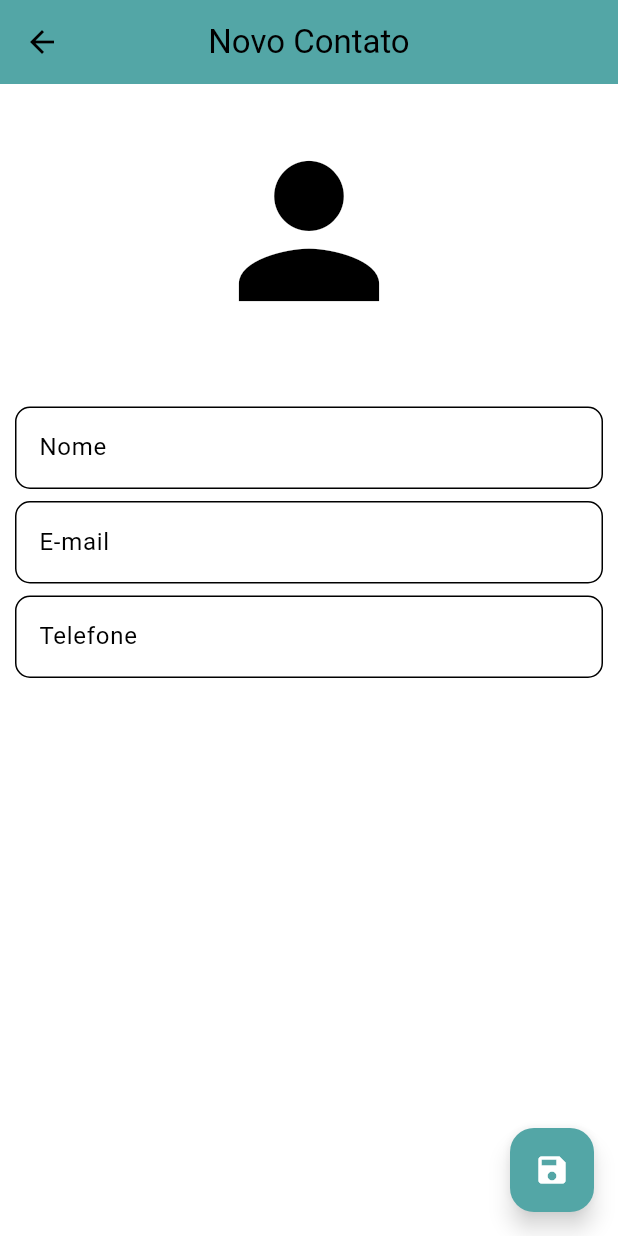
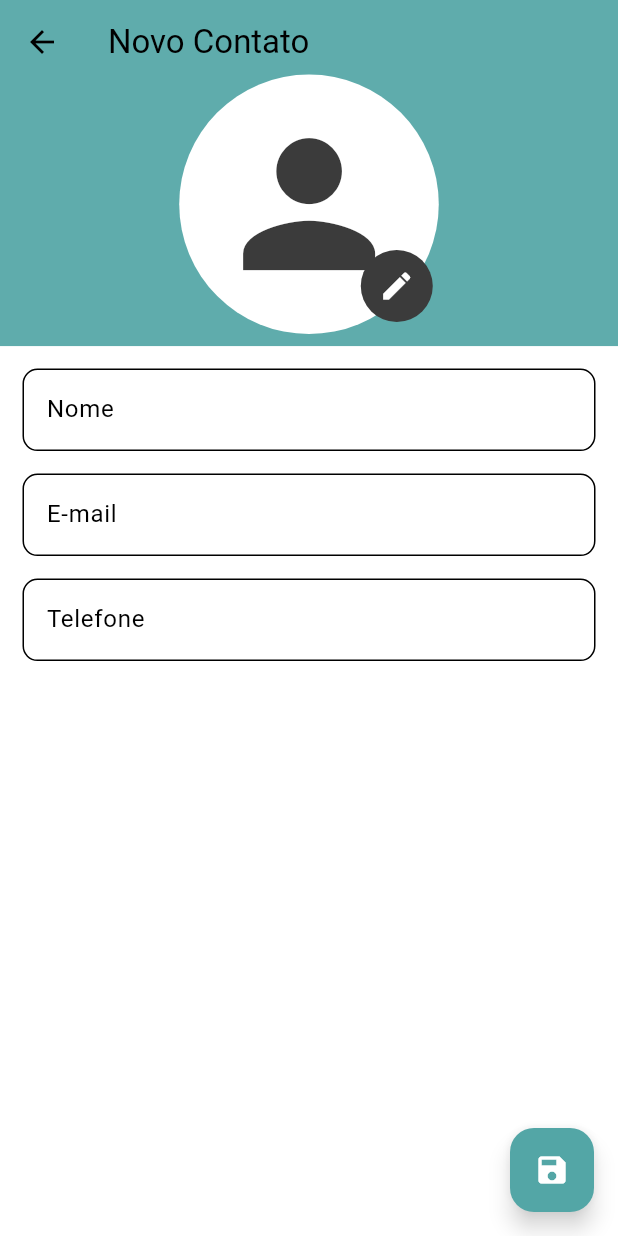
Before and after one commit to LuanF3lip3/lista_de_contatos, a Flutter app: the screen it shows after launch, after a tap on the "add" icon, on a phone screen of 412 x 824 dp. Run offline on Flutter 3.47's test engine with Material 3 defaults, Android fonts, the phone set to English and light mode, and no system bars; our stand-ins replace flutter_contacts, flutter_mobx, flutter_modular, image_picker, mobx, permission_handler and 1 more; accounts and stored records are empty; generated files the repository leaves out were written again.

```diff
--- a/lib/app/app_widget.dart
+++ b/lib/app/app_widget.dart
@@ -20,6 +20,7 @@ class AppWidget extends StatelessWidget {
         shadowColor: const Color(0xFFEEEEEE),
         primaryColor: const Color(0xFF53A6A6),
         hintColor: const Color(0xFF000000),
+        hoverColor: const Color(0xFF3B3B3B),
         scaffoldBackgroundColor: Colors.white,
         appBarTheme: const AppBarTheme(
           backgroundColor: Color(0xFF53A6A6),
@@ -29,6 +30,9 @@ class AppWidget extends StatelessWidget {
           foregroundColor: Colors.white,
         ),
         inputDecorationTheme: InputDecorationTheme(
+          hoverColor: const Color(0xFF000000),
+          focusColor: const Color(0xFF000000),
+          labelStyle: const TextStyle(color: Color(0xFF000000)),
           fillColor: Colors.black,
           focusedBorder: OutlineInputBorder(
             borderRadius: BorderRadius.circular(10.0),
@@ -51,10 +55,24 @@ class AppWidget extends StatelessWidget {
           highlightColor: Color(0xffffffff),
           buttonColor: Color(0xff53a6a6),
         ),
+        textButtonTheme: TextButtonThemeData(
+          style: ButtonStyle(
+            foregroundColor: MaterialStateProperty.all(
+              const Color(0xFF000000),
+            ),
+            textStyle: MaterialStateProperty.all(
+              const TextStyle(
+                fontSize: 16,
+              ),
+            ),
+          ),
+        ),
         filledButtonTheme: FilledButtonThemeData(
           style: ButtonStyle(
-            backgroundColor: MaterialStateProperty.all(const Color(0xFF53A6A6))
-          )
+            backgroundColor: MaterialStateProperty.all(
+              const Color(0xFF53A6A6),
+            ),
+          ),
         ),
         fontFamily: 'Roboto',
         textTheme: const TextTheme(
--- a/lib/core/models/contact_model.dart
+++ b/lib/core/models/contact_model.dart
@@ -1,3 +1,5 @@
+import 'dart:typed_data';
+
 class ContactModel {
   static const String idColumn = "id";
   static const String nameColumn = "name";
@@ -9,7 +11,7 @@ class ContactModel {
   String? name;
   String? email;
   String? phone;
-  String? img;
+  Uint8List? img;
 
   ContactModel({
     this.id,
--- a/lib/modulos/contact/contact_page.dart
+++ b/lib/modulos/contact/contact_page.dart
@@ -1,7 +1,6 @@
-import 'dart:io';
-
 import 'package:flutter/material.dart';
 import 'package:flutter_mobx/flutter_mobx.dart';
+import 'package:flutter_modular/flutter_modular.dart';
 import 'package:image_picker/image_picker.dart';
 import 'package:udemy_lista_de_contatos/modulos/contact/contact_controller.dart';
 import 'package:udemy_lista_de_contatos/core/models/contact_model.dart';
@@ -16,6 +15,8 @@ class ContactPage extends StatefulWidget {
 }
 
 class _ContactPageState extends State<ContactPage> {
+  EdgeInsets inputPadding = const EdgeInsets.only(top: 15, left: 15, right: 15);
+
   @override
   void initState() {
     super.initState();
@@ -31,6 +32,142 @@ class _ContactPageState extends State<ContactPage> {
   }
 
   final controller = ContactController();
+
+  @override
+  Widget build(BuildContext context) {
+    return Scaffold(
+      body: Observer(builder: (_) {
+        return CustomScrollView(
+          physics: const ScrollPhysics(),
+          slivers: [
+            SliverAppBar(
+              title: const Text("Novo Contato"),
+              stretch: true,
+              forceElevated: true,
+              expandedHeight: MediaQuery.of(context).size.height * 0.28,
+              flexibleSpace: FlexibleSpaceBar(
+                background: Padding(
+                  padding: const EdgeInsets.all(8.0),
+                  child: Align(
+                    alignment: Alignment.bottomCenter,
+                    child: Stack(
+                      children: [
+                        Container(
+                          height: MediaQuery.of(context).size.height * 0.21,
+                          width: MediaQuery.of(context).size.height * 0.21,
+                          clipBehavior: Clip.antiAlias,
+                          decoration: BoxDecoration(
+                            color: Theme.of(context).scaffoldBackgroundColor,
+                            shape: BoxShape.circle,
+                          ),
+                          child: controller.img == null
+                              ? Icon(
+                                  Icons.person,
+                                  size: MediaQuery.of(context).size.height * 0.16,
+                                  color: Theme.of(context).hoverColor,
+                                )
+                              : Image.memory(
+                                  controller.img!,
+                                  fit: BoxFit.fill,
+                                ),
+                        ),
+                        Positioned(
+                          right: 4,
+                          bottom: 8,
+                          child: Container(
+                            decoration: ShapeDecoration(
+                              color: Theme.of(context).hoverColor,
+                              shape: const CircleBorder(),
+                            ),
+                            child: IconButton(
+                              icon: const Icon(Icons.edit),
+                              color: Colors.white,
+                              onPressed: () {
+                                showDialog(
+                                  context: context,
+                                  builder: (context) {
+                                    return _dialog(context);
+                                  },
+                                );
+                              },
+                            ),
+                          ),
+                        ),
+                      ],
+                    ),
+                  ),
+                ),
+              ),
+            ),
+            SliverList(
+              delegate: SliverChildListDelegate(
+                <Widget>[
+                  Padding(
+                    padding: inputPadding,
+                    child: TextField(
+                      cursorColor: Colors.black,
+                      controller: controller.nameController,
+                      focusNode: controller.nameFocus,
+                      decoration: const InputDecoration(labelText: "Nome"),
+                      style: Theme.of(context).textTheme.titleSmall,
+                      onChanged: (text) {
+                        controller.changeName(text);
+                      },
+                    ),
+                  ),
+                  Padding(
+                    padding: inputPadding,
+                    child: TextField(
+                      cursorColor: Colors.black,
+                      controller: controller.emailController,
+                      decoration: const InputDecoration(labelText: "E-mail"),
+                      style: Theme.of(context).textTheme.titleSmall,
+                      onChanged: (text) {
+                        controller.changeEmail(text);
+                      },
+                      keyboardType: TextInputType.emailAddress,
+                    ),
+                  ),
+                  Padding(
+                    padding: inputPadding,
+                    child: TextField(
+                      cursorColor: Colors.black,
+                      controller: controller.phoneController,
+                      decoration: const InputDecoration(labelText: "Telefone"),
+                      style: Theme.of(context).textTheme.titleSmall,
+                      onChanged: (text) {
+                        controller.changePhone(text);
+                      },
+                      keyboardType: TextInputType.phone,
+                    ),
+                  ),
+                ],
+              ),
+            )
+          ],
+        );
+      }),
+      floatingActionButton: FloatingActionButton(
+        onPressed: () async {
+          if (controller.contactValid) {
+            try {
+              await controller.saveContact();
+            } catch (err) {
+              debugPrint(err.toString());
+            }
+            if (mounted) {
+              Navigator.pop(context);
+            }
+          } else {
+            FocusScope.of(context).requestFocus(controller.nameFocus);
+          }
+        },
+        child: const Icon(
+          Icons.save,
+        ),
+      ),
+    );
+  }
 
   Future<bool> _requestPop() {
     if (controller.userEdited) {
@@ -63,116 +200,82 @@ class _ContactPageState extends State<ContactPage> {
     }
   }
 
-  @override
-  Widget build(BuildContext context) {
-    return Observer(
-      builder: (_) {
-        return Scaffold(
-          appBar: AppBar(
-            title: const Text("Novo Contato"),
-            centerTitle: true,
-          ),
-          body: SingleChildScrollView(
-            padding: const EdgeInsets.all(10),
-            child: Column(
-              mainAxisAlignment: MainAxisAlignment.center,
-              crossAxisAlignment: CrossAxisAlignment.center,
+  AlertDialog _dialog(BuildContext context) {
+    return AlertDialog(
+      title: const Center(child: Text("Alterar imagem?")),
+      content: Column(
+        mainAxisSize: MainAxisSize.min,
+        crossAxisAlignment: CrossAxisAlignment.end,
         children: [
-                controller.editedContact.img == null
-                    ? Container(
-                        padding: const EdgeInsets.only(bottom: 35, top: 10),
+          Row(
+            mainAxisAlignment: MainAxisAlignment.spaceAround,
+            crossAxisAlignment: CrossAxisAlignment.start,
+            children: [
+              Container(
+                decoration:
+                    BoxDecoration(color: Theme.of(context).hoverColor, shape: BoxShape.circle),
                 child: IconButton(
-                          iconSize: 140,
+                  color: Theme.of(context).scaffoldBackgroundColor,
                   onPressed: () {
+                    Modular.to.pop();
                     ImagePicker().pickImage(source: ImageSource.camera).then(
                       (file) {
                         if (file == null) {
                           return;
                         } else {
-                                  controller.editedContact.img = file.path;
+                          file.readAsBytes().then((value) => controller.changeImg(value));
                         }
                       },
                     );
                   },
-                          icon: const Icon(
-                            Icons.person,
-                            size: 140,
+                  icon: const Icon(Icons.camera_alt),
                 ),
               ),
-                      )
-                    : GestureDetector(
-                        child: Container(
-                          height: 150,
-                          width: 150,
-                          decoration: BoxDecoration(
-                            shape: BoxShape.circle,
-                            image: DecorationImage(
-                              image: FileImage(
-                                File(
-                                  controller.editedContact.img!,
+              Container(
+                decoration:
+                    BoxDecoration(color: Theme.of(context).hoverColor, shape: BoxShape.circle),
+                child: IconButton(
+                  color: Theme.of(context).scaffoldBackgroundColor,
+                  onPressed: () {
+                    Modular.to.pop();
+                    ImagePicker().pickImage(source: ImageSource.gallery).then(
+                      (file) {
+                        if (file == null) {
+                          return;
+                        } else {
+                          file.readAsBytes().then((value) => controller.changeImg(value));
+                        }
+                      },
+                    );
+                  },
+                  icon: const Icon(Icons.image),
                 ),
               ),
-                            ),
-                          ),
-                        ),
-                        onTap: () {
-                          controller.editedContact.img = null;
+              Container(
+                decoration:
+                    BoxDecoration(color: Theme.of(context).hoverColor, shape: BoxShape.circle),
+                child: IconButton(
+                  color: Theme.of(context).scaffoldBackgroundColor,
+                  onPressed: () {
+                    Modular.to.pop();
+                    controller.changeImg(null);
                   },
-                      ),
-                Padding(
-                  padding: const EdgeInsets.symmetric(vertical: 4),
-                  child: TextField(
-                    controller: controller.nameController,
-                    focusNode: controller.nameFocus,
-                    decoration: const InputDecoration(labelText: "Nome"),
-                    style: Theme.of(context).textTheme.titleSmall,
-                    onChanged: (text) {
-                      controller.changeName(text);
-                    },
-                  ),
-                ),
-                Padding(
-                  padding: const EdgeInsets.symmetric(vertical: 4),
-                  child: TextField(
-                    controller: controller.emailController,
-                    decoration: const InputDecoration(labelText: "E-mail"),
-                    style: Theme.of(context).textTheme.titleSmall,
-                    onChanged: (text) {
-                      controller.changeEmail(text);
-                    },
-                    keyboardType: TextInputType.emailAddress,
-                  ),
-                ),
-                Padding(
-                  padding: const EdgeInsets.symmetric(vertical: 4),
-                  child: TextField(
-                    controller: controller.phoneController,
-                    decoration: const InputDecoration(labelText: "Telefone"),
-                    style: Theme.of(context).textTheme.titleSmall,
-                    onChanged: (text) {
-                      controller.changePhone(text);
-                    },
-                    keyboardType: TextInputType.phone,
+                  icon: const Icon(Icons.delete),
                 ),
               ),
             ],
           ),
-          ),
-          floatingActionButton: FloatingActionButton(
-            onPressed: () async {
-              if (controller.contactValid) {
-                controller.saveContact();
-                Navigator.pop(context);
-              } else {
-                FocusScope.of(context).requestFocus(controller.nameFocus);
-              }
+          Padding(
+            padding: const EdgeInsets.only(top: 10),
+            child: TextButton(
+              onPressed: () {
+                Modular.to.pop();
               },
-            child: const Icon(
-              Icons.save,
+              child: const Text("Não"),
             ),
           ),
-        );
-      },
+        ],
+      ),
     );
   }
 }
--- a/lib/modulos/contact_list/contact_list_controller.dart
+++ b/lib/modulos/contact_list/contact_list_controller.dart
@@ -1,6 +1,8 @@
 import 'dart:io';
+import 'dart:typed_data';
 
 import 'package:flutter_contacts/flutter_contacts.dart';
+import 'package:image_picker/image_picker.dart';
 import 'package:mobx/mobx.dart';
 import 'package:permission_handler/permission_handler.dart';
 import 'package:udemy_lista_de_contatos/app/app_routes.dart';
@@ -61,13 +63,16 @@ abstract class ContactListControllerBase with Store {
       List<Contact> contacts = await FlutterContacts.getContacts();
       List<ContactModel> newContacts = [];
       for (var contact in contacts) {
-        ContactModel newContact = ContactModel(
-          name: contact.displayName,
-          email: contact.phones.isNotEmpty ? contact.phones.first.number : null,
-          phone: contact.phones.isNotEmpty ? contact.phones.first.number : null,
-          img: contact.photo != null ? File.fromRawPath(contact.photo!).path : null,
-        );
-        newContacts.add(newContact);
+        final Contact? c = await FlutterContacts.getContact(contact.id);
+        if(c!= null) {
+          ContactModel newContact = ContactModel(
+            name: c.displayName,
+            email: c.emails.isNotEmpty ? c.emails.first.address : null,
+            phone: c.phones.isNotEmpty ? c.phones.first.number : null,
+            img: c.photo,
+          );
+          newContacts.add(newContact);
+        }
       }
       this.contacts.clear();
       this.contacts.addAll(ObservableList.of([...newContacts]));
```
Also changed, not shown: lib/core/components/contact_card_component.dart (+19 -18 lines), lib/modulos/contact/contact_controller.dart (+22 -1 lines), lib/modulos/contact/contact_controller.g.dart, 1 other file. Lines whose indentation alone changed are shown as unchanged.
